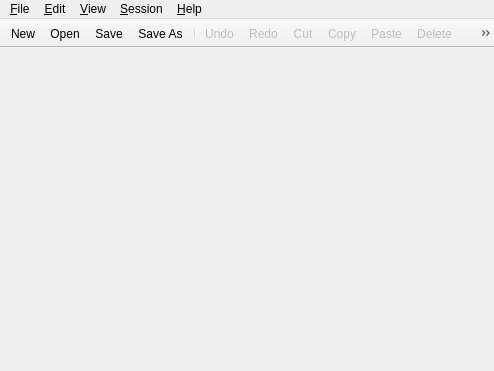
This is src/windows/MainWindow.ui in houmain/gpupad as Qt 5 draws it before an edit. The edited form follows.
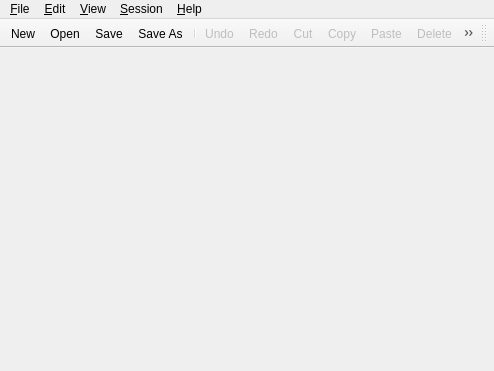
This is the edited form. Icons and pictures are not drawn.

Commit message: Made editor toolbar items moveable

```diff
--- a/src/windows/MainWindow.ui
+++ b/src/windows/MainWindow.ui
@@ -202,7 +202,20 @@
    <addaction name="actionEvalManual"/>
    <addaction name="actionEvalAuto"/>
    <addaction name="actionEvalSteady"/>
-   <addaction name="separator"/>
+  </widget>
+  <widget class="QToolBar" name="toolBarEditor">
+   <property name="windowTitle">
+    <string>Editor ToolBar</string>
+   </property>
+   <property name="floatable">
+    <bool>false</bool>
+   </property>
+   <attribute name="toolBarArea">
+    <enum>TopToolBarArea</enum>
+   </attribute>
+   <attribute name="toolBarBreak">
+    <bool>false</bool>
+   </attribute>
   </widget>
   <action name="actionOpen">
    <property name="icon">
```
Left out of the diff: 8 changed lines with no effect on the pictures. The commit also changes 1 other file.
